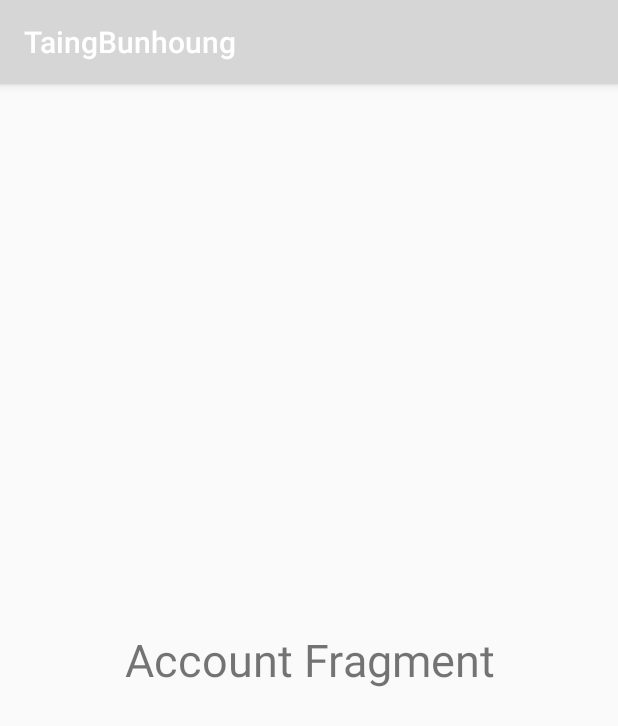
After one commit to Bunhoung/TaingBunhoung, an Android app: the fragment Account shown on its own in the app's theme, on a phone screen of 412 x 824 dp. The commit adds this screen. Shown: the top 726 px of the screen. Run offline under Robolectric (Android 15) with nearby library versions, the phone set to English and light mode, and no system bars.

Commit message:
Last Push

```diff
--- a/app/build.gradle
+++ b/app/build.gradle
@@ -26,6 +26,7 @@ dependencies {
     implementation fileTree(dir: "libs", include: ["*.jar"])
     implementation 'androidx.appcompat:appcompat:1.1.0'
     implementation 'androidx.constraintlayout:constraintlayout:1.1.3'
+    implementation 'androidx.legacy:legacy-support-v4:1.0.0'
     testImplementation 'junit:junit:4.12'
     androidTestImplementation 'androidx.test.ext:junit:1.1.1'
     androidTestImplementation 'androidx.test.espresso:espresso-core:3.2.0'
--- /dev/null
+++ b/app/src/main/java/com/example/taingbunhoung/Account.java
@@ -0,0 +1,19 @@
+package com.example.taingbunhoung;
+
+import android.os.Bundle;
+
+import androidx.fragment.app.Fragment;
+
+import android.view.LayoutInflater;
+import android.view.View;
+import android.view.ViewGroup;
+
+public class Account extends Fragment {
+
+    @Override
+    public View onCreateView(LayoutInflater inflater, ViewGroup container,
+                             Bundle savedInstanceState) {
+        // Inflate the layout for this fragment
+        return inflater.inflate(R.layout.fragment_account, container, false);
+    }
+}
--- /dev/null
+++ b/app/src/main/res/layout/fragment_account.xml
@@ -0,0 +1,18 @@
+<?xml version="1.0" encoding="utf-8"?>
+<FrameLayout xmlns:android="http://schemas.android.com/apk/res/android"
+    xmlns:tools="http://schemas.android.com/tools"
+    android:layout_width="match_parent"
+    android:layout_height="match_parent"
+    tools:context=".Account">
+
+    <TextView
+        android:id="@+id/accountfragment"
+        android:layout_width="match_parent"
+        android:layout_height="match_parent"
+        android:text="Account Fragment"
+        android:textSize="30dp"
+        android:textAlignment="center"
+        android:gravity="center"
+        />
+
+</FrameLayout>
--- a/app/src/main/res/values/strings.xml
+++ b/app/src/main/res/values/strings.xml
@@ -1,3 +1,5 @@
 <resources>
     <string name="app_name">TaingBunhoung</string>
+    <!-- TODO: Remove or change this placeholder text -->
+    <string name="hello_blank_fragment">Hello blank fragment</string>
 </resources>
```
Also changed, not shown: app/src/main/java/com/example/taingbunhoung/Categlory.java (added, +19 -0 lines), app/src/main/java/com/example/taingbunhoung/HomeFragment.java (added, +19 -0 lines), app/src/main/java/com/example/taingbunhoung/MainActivity.java (+40 -0 lines), app/src/main/java/com/example/taingbunhoung/Search.java (added, +19 -0 lines), app/src/main/res/layout/fragment_categlory.xml (added, +18 -0 lines), app/src/main/res/layout/fragment_home.xml (added, +20 -0 lines), app/src/main/res/layout/fragment_search.xml (added, +18 -0 lines), app/src/main/res/layout/home_activity.xml (+17 -5 lines).
